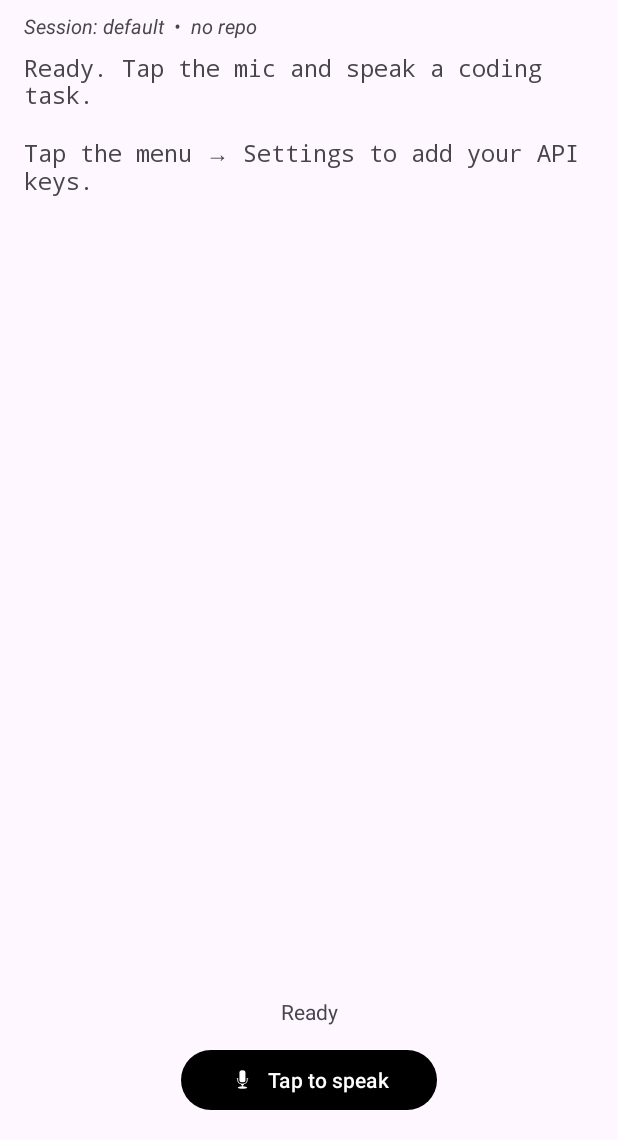
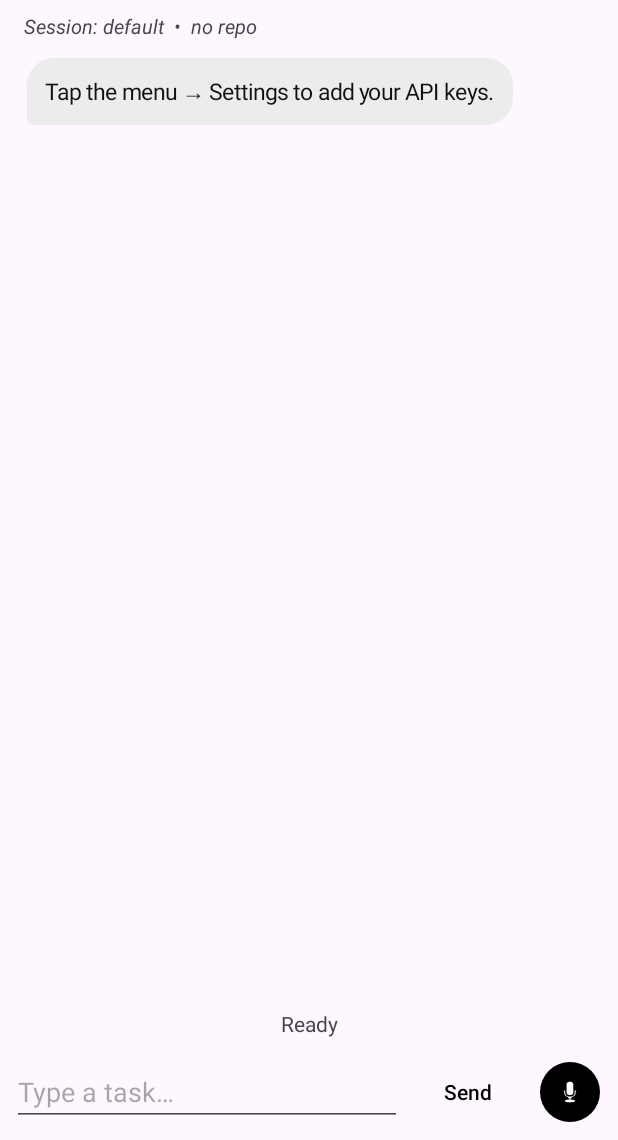
Before and after one commit to efficientengineer/mobilecode, an Android app: the screen it shows after launch (MainActivity), on a phone screen of 412 x 824 dp, the part 96-1236 px from its top. Run offline under Robolectric (Android 15) with nearby library versions, the phone set to English and light mode, and no system bars; libraries missing offline, so code that uses them is left out: com.chaquo.python; 8 statements that could not run were skipped.

Commit message:
Chat bubbles, type-to-chat, tokenless updates, DeepSeek balance
- SMS-style UI: transcript is now left/right-aligned colored bubbles
  (you = right/blue, agent = left/grey). Session history re-renders as
  bubbles on load and session switch.
- Type-to-chat: text input + Send button alongside the mic; typed and
  spoken tasks share the same submit path.
- Over-the-air agent update now fetches the raw file from the public
  repo with no token (token remains only for push / create repo).
- Balance menu action shows DeepSeek balance (via /user/balance);
  Anthropic is reported as not available via API.

Co-Authored-By: Claude Opus 4.8 <noreply@anthropic.com>
Claude-Session: https://claude.ai/code/session_01VSF8wKo8JPWXNHToNsGhWs

```diff
--- a/app/src/main/java/com/voiceagent/app/MainActivity.kt
+++ b/app/src/main/java/com/voiceagent/app/MainActivity.kt
@@ -8,11 +8,15 @@ import android.speech.RecognitionListener
 import android.speech.RecognizerIntent
 import android.speech.SpeechRecognizer
 import android.speech.tts.TextToSpeech
+import android.view.Gravity
 import android.view.Menu
 import android.view.MenuItem
+import android.view.View
 import android.widget.ArrayAdapter
 import android.widget.AutoCompleteTextView
 import android.widget.EditText
+import android.widget.LinearLayout
+import android.widget.TextView
 import android.widget.Toast
 import androidx.activity.result.contract.ActivityResultContracts
 import androidx.appcompat.app.AppCompatActivity
@@ -37,7 +41,6 @@ class MainActivity : AppCompatActivity() {
     private lateinit var sessions: SessionManager
     private var speech: SpeechRecognizer? = null
     private var tts: TextToSpeech? = null
-    private val transcript = StringBuilder()
 
     private val micPermission =
         registerForActivityResult(ActivityResultContracts.RequestPermission()) { granted ->
@@ -70,10 +73,31 @@ class MainActivity : AppCompatActivity() {
         }
 
         binding.micButton.setOnClickListener { startListening() }
+        binding.sendButton.setOnClickListener {
+            val t = binding.inputText.text.toString().trim()
+            if (t.isNotEmpty()) {
+                binding.inputText.setText("")
+                submit(t)
+            }
+        }
 
-        appendLine("Ready. Tap the mic and speak a coding task.")
+        loadMessages()
         refreshSessionBar()
         maybePromptForKeys()
+    }
+
+    /** Render the active session's saved transcript as bubbles. */
+    private fun loadMessages() {
+        binding.messagesContainer.removeAllViews()
+        for ((role, text) in sessions.turns(sessions.activeId())) {
+            addBubble(text, role == "user")
+        }
+    }
+
+    /** User submitted a task (typed or spoken). */
+    private fun submit(task: String) {
+        addBubble(task, true)
+        runAgent(task)
     }
 
     override fun onCreateOptionsMenu(menu: Menu): Boolean {
@@ -90,6 +114,7 @@ class MainActivity : AppCompatActivity() {
             R.id.action_new_repo -> newRepoDialog()
             R.id.action_switch_repo -> switchRepoDialog()
             R.id.action_sessions -> sessionsDialog()
+            R.id.action_balance -> runGit("Balance") { it.callAttr("balances").toString() }
             R.id.action_settings -> showKeyDialog()
             else -> return super.onOptionsItemSelected(item)
         }
@@ -145,8 +170,7 @@ class MainActivity : AppCompatActivity() {
                         ?.trim()
                         .orEmpty()
                     if (text.isNotEmpty()) {
-                        appendLine("You: $text")
-                        runAgent(text)
+                        submit(text)
                     }
                 }
                 override fun onError(error: Int) {
@@ -195,7 +219,7 @@ class MainActivity : AppCompatActivity() {
                 }
             }
             sessions.appendTurn(id, "agent", result)
-            appendLine("Agent: $result")
+            addBubble(result, false)
             speak(result.lineSequence().firstOrNull() ?: "Done")
             binding.micButton.isEnabled = true
             binding.statusText.text = getString(R.string.ready)
@@ -322,6 +346,7 @@ class MainActivity : AppCompatActivity() {
                 sessions.setActive(all[which].id)
                 prepareWorkspaceEnv()
                 refreshSessionBar()
+                loadMessages()
                 appendLine("Switched to session: ${all[which].name}")
             }
             .setNeutralButton("New session") { _, _ -> newSessionDialog() }
@@ -339,6 +364,7 @@ class MainActivity : AppCompatActivity() {
                 sessions.setActive(id)
                 prepareWorkspaceEnv()
                 refreshSessionBar()
+                loadMessages()
                 appendLine("Created session.")
             }
             .setNegativeButton("Cancel", null)
@@ -351,11 +377,39 @@ class MainActivity : AppCompatActivity() {
         tts?.speak(text, TextToSpeech.QUEUE_FLUSH, null, "agent")
     }
 
-    private fun appendLine(line: String) {
-        transcript.append(line).append("\n\n")
-        binding.transcriptView.text = transcript.toString()
+    /** Status / system output shows as an agent-side (left) bubble. */
+    private fun appendLine(line: String) = addBubble(line, false)
+
+    private fun addBubble(text: String, fromUser: Boolean) {
+        val d = resources.displayMetrics.density
+        val tv = TextView(this).apply {
+            this.text = text
+            setTextIsSelectable(true)
+            textSize = 15f
+            val pad = (12 * d).toInt()
+            setPadding(pad, pad, pad, pad)
+            setBackgroundResource(if (fromUser) R.drawable.bubble_user else R.drawable.bubble_agent)
+            setTextColor(
+                ContextCompat.getColor(
+                    this@MainActivity,
+                    if (fromUser) R.color.bubble_user_text else R.color.bubble_agent_text
+                )
+            )
+            maxWidth = (resources.displayMetrics.widthPixels * 0.82).toInt()
+        }
+        val lp = LinearLayout.LayoutParams(
+            LinearLayout.LayoutParams.WRAP_CONTENT,
+            LinearLayout.LayoutParams.WRAP_CONTENT
+        ).apply {
+            val v = (4 * d).toInt()
+            val h = (6 * d).toInt()
+            setMargins(h, v, h, v)
+            gravity = if (fromUser) Gravity.END else Gravity.START
+        }
+        tv.layoutParams = lp
+        binding.messagesContainer.addView(tv)
         binding.transcriptScroll.post {
-            binding.transcriptScroll.fullScroll(android.view.View.FOCUS_DOWN)
+            binding.transcriptScroll.fullScroll(View.FOCUS_DOWN)
         }
     }
 
@@ -433,23 +487,16 @@ class MainActivity : AppCompatActivity() {
     }
 
     private fun updateAgentCode(token: String, branch: String) {
-        if (token.isBlank()) {
-            Toast.makeText(this, "Add a GitHub token first", Toast.LENGTH_LONG).show()
-            return
-        }
+        // Repo is public, so no auth is needed — fetch the raw file directly.
         Toast.makeText(this, "Updating agent…", Toast.LENGTH_SHORT).show()
         lifecycleScope.launch {
             val outcome = withContext(Dispatchers.IO) {
                 try {
                     val url = URL(
-                        "https://api.github.com/repos/$AGENT_REPO/contents/" +
-                            "$AGENT_FILE_PATH?ref=$branch"
+                        "https://raw.githubusercontent.com/$AGENT_REPO/$branch/$AGENT_FILE_PATH"
                     )
                     val conn = (url.openConnection() as HttpURLConnection).apply {
                         requestMethod = "GET"
-                        setRequestProperty("Authorization", "Bearer $token")
-                        setRequestProperty("Accept", "application/vnd.github.raw")
-                        setRequestProperty("X-GitHub-Api-Version", "2022-11-28")
                         connectTimeout = 20000
                         readTimeout = 20000
                     }
--- a/app/src/main/java/com/voiceagent/app/SessionManager.kt
+++ b/app/src/main/java/com/voiceagent/app/SessionManager.kt
@@ -83,6 +83,20 @@ class SessionManager(private val ctx: Context) {
         f.appendText(line + "\n")
     }
 
+    /** All turns for a session, oldest first, as (role, text) pairs. */
+    fun turns(id: String): List<Pair<String, String>> {
+        val f = File(File(root, id), "transcript.jsonl")
+        if (!f.exists()) return emptyList()
+        return f.readLines().mapNotNull {
+            try {
+                val o = JSONObject(it)
+                o.optString("role") to o.optString("text")
+            } catch (e: Throwable) {
+                null
+            }
+        }
+    }
+
     /** The last [n] turns, oldest first, as "role: text" lines for context. */
     fun recentContext(id: String, n: Int = 6): String {
         val f = File(File(root, id), "transcript.jsonl")
--- /dev/null
+++ b/app/src/main/res/drawable/bubble_agent.xml
@@ -0,0 +1,7 @@
+<?xml version="1.0" encoding="utf-8"?>
+<shape xmlns:android="http://schemas.android.com/apk/res/android"
+    android:shape="rectangle">
+    <solid android:color="@color/bubble_agent" />
+    <corners android:topLeftRadius="18dp" android:topRightRadius="18dp"
+        android:bottomLeftRadius="4dp" android:bottomRightRadius="18dp" />
+</shape>
--- /dev/null
+++ b/app/src/main/res/drawable/bubble_user.xml
@@ -0,0 +1,7 @@
+<?xml version="1.0" encoding="utf-8"?>
+<shape xmlns:android="http://schemas.android.com/apk/res/android"
+    android:shape="rectangle">
+    <solid android:color="@color/bubble_user" />
+    <corners android:topLeftRadius="18dp" android:topRightRadius="18dp"
+        android:bottomLeftRadius="18dp" android:bottomRightRadius="4dp" />
+</shape>
--- a/app/src/main/res/layout/activity_main.xml
+++ b/app/src/main/res/layout/activity_main.xml
@@ -1,74 +1,82 @@
 <?xml version="1.0" encoding="utf-8"?>
-<androidx.constraintlayout.widget.ConstraintLayout
-    xmlns:android="http://schemas.android.com/apk/res/android"
+<LinearLayout xmlns:android="http://schemas.android.com/apk/res/android"
     xmlns:app="http://schemas.android.com/apk/res-auto"
     android:layout_width="match_parent"
-    android:layout_height="match_parent">
+    android:layout_height="match_parent"
+    android:orientation="vertical">
 
     <com.google.android.material.appbar.MaterialToolbar
         android:id="@+id/toolbar"
-        android:layout_width="0dp"
+        android:layout_width="match_parent"
         android:layout_height="?attr/actionBarSize"
         android:background="?attr/colorPrimary"
         app:title="@string/app_name"
-        app:titleTextColor="@color/white"
-        app:layout_constraintTop_toTopOf="parent"
-        app:layout_constraintStart_toStartOf="parent"
-        app:layout_constraintEnd_toEndOf="parent" />
+        app:titleTextColor="@color/white" />
 
     <TextView
         android:id="@+id/sessionText"
-        android:layout_width="0dp"
+        android:layout_width="match_parent"
         android:layout_height="wrap_content"
         android:paddingHorizontal="16dp"
         android:paddingTop="8dp"
         android:textSize="13sp"
-        android:textStyle="italic"
-        app:layout_constraintTop_toBottomOf="@id/toolbar"
-        app:layout_constraintStart_toStartOf="parent"
-        app:layout_constraintEnd_toEndOf="parent" />
+        android:textStyle="italic" />
 
     <ScrollView
         android:id="@+id/transcriptScroll"
-        android:layout_width="0dp"
+        android:layout_width="match_parent"
         android:layout_height="0dp"
+        android:layout_weight="1"
         android:layout_marginTop="8dp"
-        android:paddingHorizontal="16dp"
-        app:layout_constraintTop_toBottomOf="@id/sessionText"
-        app:layout_constraintBottom_toTopOf="@id/statusText"
-        app:layout_constraintStart_toStartOf="parent"
-        app:layout_constraintEnd_toEndOf="parent">
+        android:paddingHorizontal="12dp">
 
-        <TextView
-            android:id="@+id/transcriptView"
+        <LinearLayout
+            android:id="@+id/messagesContainer"
             android:layout_width="match_parent"
             android:layout_height="wrap_content"
-            android:textSize="15sp"
-            android:fontFamily="monospace"
-            android:textIsSelectable="true" />
+            android:orientation="vertical" />
     </ScrollView>
 
     <TextView
         android:id="@+id/statusText"
-        android:layout_width="0dp"
+        android:layout_width="match_parent"
         android:layout_height="wrap_content"
         android:text="@string/ready"
         android:gravity="center"
-        android:layout_marginBottom="12dp"
-        app:layout_constraintBottom_toTopOf="@id/micButton"
-        app:layout_constraintStart_toStartOf="parent"
-        app:layout_constraintEnd_toEndOf="parent" />
+        android:paddingVertical="4dp" />
 
-    <com.google.android.material.button.MaterialButton
-        android:id="@+id/micButton"
-        android:layout_width="wrap_content"
+    <LinearLayout
+        android:layout_width="match_parent"
         android:layout_height="wrap_content"
-        android:text="@string/tap_to_speak"
-        android:paddingHorizontal="32dp"
-        android:layout_marginBottom="16dp"
-        app:icon="@android:drawable/ic_btn_speak_now"
-        app:layout_constraintBottom_toBottomOf="parent"
-        app:layout_constraintStart_toStartOf="parent"
-        app:layout_constraintEnd_toEndOf="parent" />
+        android:orientation="horizontal"
+        android:padding="8dp"
+        android:gravity="center_vertical">
 
-</androidx.constraintlayout.widget.ConstraintLayout>
+        <EditText
+            android:id="@+id/inputText"
+            android:layout_width="0dp"
+            android:layout_height="wrap_content"
+            android:layout_weight="1"
+            android:hint="@string/type_hint"
+            android:inputType="textMultiLine|textCapSentences"
+            android:maxLines="4"
+            android:autofillHints="" />
+
+        <com.google.android.material.button.MaterialButton
+            android:id="@+id/sendButton"
+            style="@style/Widget.Material3.Button.TextButton"
+            android:layout_width="wrap_content"
+            android:layout_height="wrap_content"
+            android:text="@string/send" />
+
+        <com.google.android.material.button.MaterialButton
+            android:id="@+id/micButton"
+            style="@style/Widget.Material3.Button.IconButton.Filled"
+            android:layout_width="wrap_content"
+            android:layout_height="wrap_content"
+            android:contentDescription="@string/tap_to_speak"
+            app:icon="@android:drawable/ic_btn_speak_now" />
+
+    </LinearLayout>
+
+</LinearLayout>
--- a/app/src/main/res/menu/menu_main.xml
+++ b/app/src/main/res/menu/menu_main.xml
@@ -15,6 +15,8 @@
         app:showAsAction="never" />
     <item android:id="@+id/action_sessions" android:title="@string/menu_sessions"
         app:showAsAction="never" />
+    <item android:id="@+id/action_balance" android:title="@string/menu_balance"
+        app:showAsAction="never" />
     <item android:id="@+id/action_settings" android:title="@string/settings"
         app:showAsAction="never" />
 </menu>
--- a/app/src/main/res/values/colors.xml
+++ b/app/src/main/res/values/colors.xml
@@ -2,4 +2,8 @@
 <resources>
     <color name="black">#FF000000</color>
     <color name="white">#FFFFFFFF</color>
+    <color name="bubble_user">#0B57D0</color>
+    <color name="bubble_user_text">#FFFFFFFF</color>
+    <color name="bubble_agent">#ECECEC</color>
+    <color name="bubble_agent_text">#111111</color>
 </resources>
--- a/app/src/main/res/values/strings.xml
+++ b/app/src/main/res/values/strings.xml
@@ -12,7 +12,7 @@
     <string name="worker_model_label">Worker model (editor)</string>
     <string name="lead_model_default">anthropic/claude-opus-4-8</string>
     <string name="worker_model_default">deepseek/deepseek-chat</string>
-    <string name="github_token_label">GitHub token (to update the agent over the air)</string>
+    <string name="github_token_label">GitHub token (to push / create repos)</string>
     <string name="agent_branch_label">Agent branch</string>
     <string name="agent_branch_default">claude/apk-build-setup-iezz5e</string>
     <string name="update_agent">Update agent code</string>
@@ -25,4 +25,7 @@
     <string name="menu_new_repo">New repo…</string>
     <string name="menu_switch_repo">Switch repo…</string>
     <string name="menu_sessions">Sessions…</string>
+    <string name="menu_balance">Balance</string>
+    <string name="send">Send</string>
+    <string name="type_hint">Type a task…</string>
 </resources>
```
Also changed, not shown: 1 other file.
